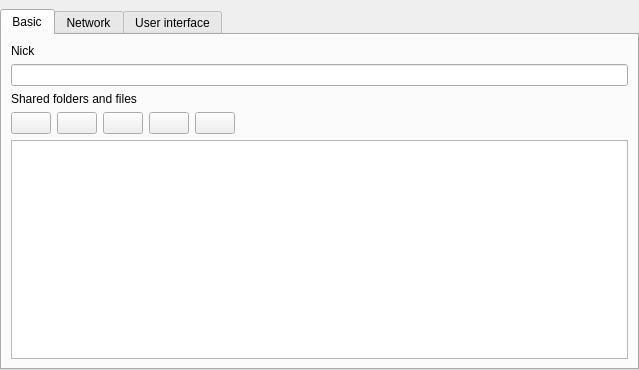
Before: the Qt Designer form application/GUI/Settings/SettingsWidget.ui in Ummon/D-LAN, drawn with Qt 5.
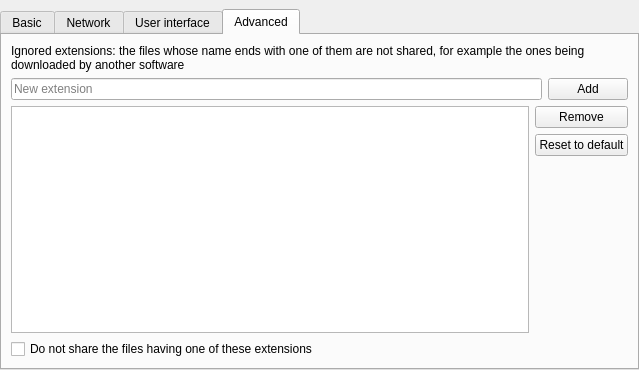
After: the same form once the commit is applied. The open tabs and pages were chosen to show the change. Icons and pictures are not drawn.

Commit message: Add a way for the user to modify the ignored extensions list

```diff
--- a/application/GUI/Settings/SettingsWidget.ui
+++ b/application/GUI/Settings/SettingsWidget.ui
@@ -519,6 +519,105 @@
        </item>
       </layout>
      </widget>
+     <widget class="QWidget" name="tabCoreAdvancedSettings">
+      <attribute name="title">
+       <string>Advanced</string>
+      </attribute>
+      <layout class="QVBoxLayout" name="layCoreAdvanced" stretch="0,0,1,0">
+       <item>
+        <widget class="QLabel" name="lblIgnoredExtensions">
+         <property name="text">
+          <string>Ignored extensions: the files whose name ends with one of them are not shared, for example the ones being downloaded by another software</string>
+         </property>
+         <property name="wordWrap">
+          <bool>true</bool>
+         </property>
+        </widget>
+       </item>
+       <item>
+        <layout class="QHBoxLayout" name="layAddIgnoredExtension">
+         <item>
+          <widget class="QLineEdit" name="txtIgnoredExtension">
+           <property name="maxLength">
+            <number>64</number>
+           </property>
+           <property name="placeholderText">
+            <string>New extension</string>
+           </property>
+          </widget>
+         </item>
+         <item>
+          <widget class="QPushButton" name="butAddIgnoredExtension">
+           <property name="text">
+            <string>Add</string>
+           </property>
+          </widget>
+         </item>
+        </layout>
+       </item>
+       <item>
+        <layout class="QHBoxLayout" name="layIgnoredExtensions">
+         <item>
+          <widget class="QListWidget" name="lstIgnoredExtensions">
+           <property name="alternatingRowColors">
+            <bool>true</bool>
+           </property>
+           <property name="selectionMode">
+            <enum>QAbstractItemView::SelectionMode::ExtendedSelection</enum>
+           </property>
+           <property name="sortingEnabled">
+            <bool>true</bool>
+           </property>
+          </widget>
+         </item>
+         <item>
+          <layout class="QVBoxLayout" name="layIgnoredExtensionsButtons">
+           <item>
+            <widget class="QPushButton" name="butRemoveIgnoredExtensions">
+             <property name="toolTip">
+              <string>Remove the selected extensions</string>
+             </property>
+             <property name="text">
+              <string>Remove</string>
+             </property>
+            </widget>
+           </item>
+           <item>
+            <widget class="QPushButton" name="butResetIgnoredExtensions">
+             <property name="toolTip">
+              <string>Replace the list by the default one</string>
+             </property>
+             <property name="text">
+              <string>Reset to default</string>
+             </property>
+            </widget>
+           </item>
+           <item>
+            <spacer name="verticalSpacer_4">
+             <property name="orientation">
+              <enum>Qt::Orientation::Vertical</enum>
+             </property>
+             <property name="sizeHint" stdset="0">
+              <size>
+               <width>20</width>
+               <height>40</height>
+              </size>
+             </property>
+            </spacer>
+           </item>
+          </layout>
+         </item>
+        </layout>
+       </item>
+       <item>
+        <widget class="QCheckBox" name="chkIgnoredExtensionsEnabled">
+         <property name="text">
+          <string>Do not share the files having one of these extensions</string>
+         </property>
+        </widget>
+       </item>
+      </layout>
+     </widget>
     </widget>
    </item>
   </layout>
```
The commit also changes 24 other files.
